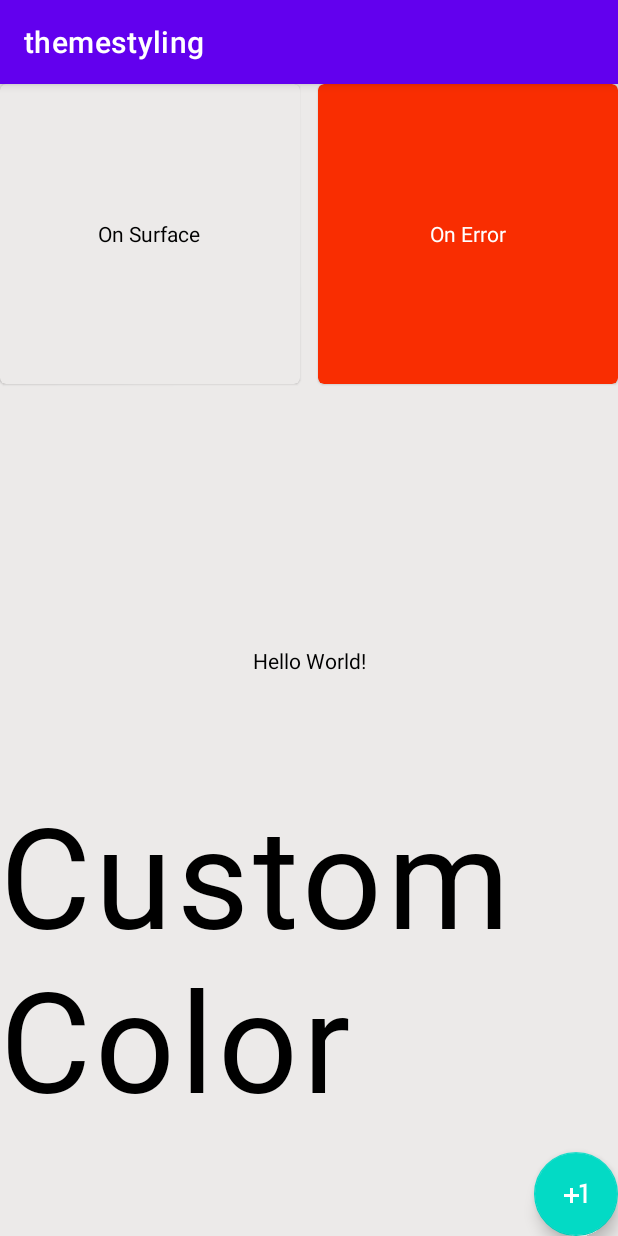
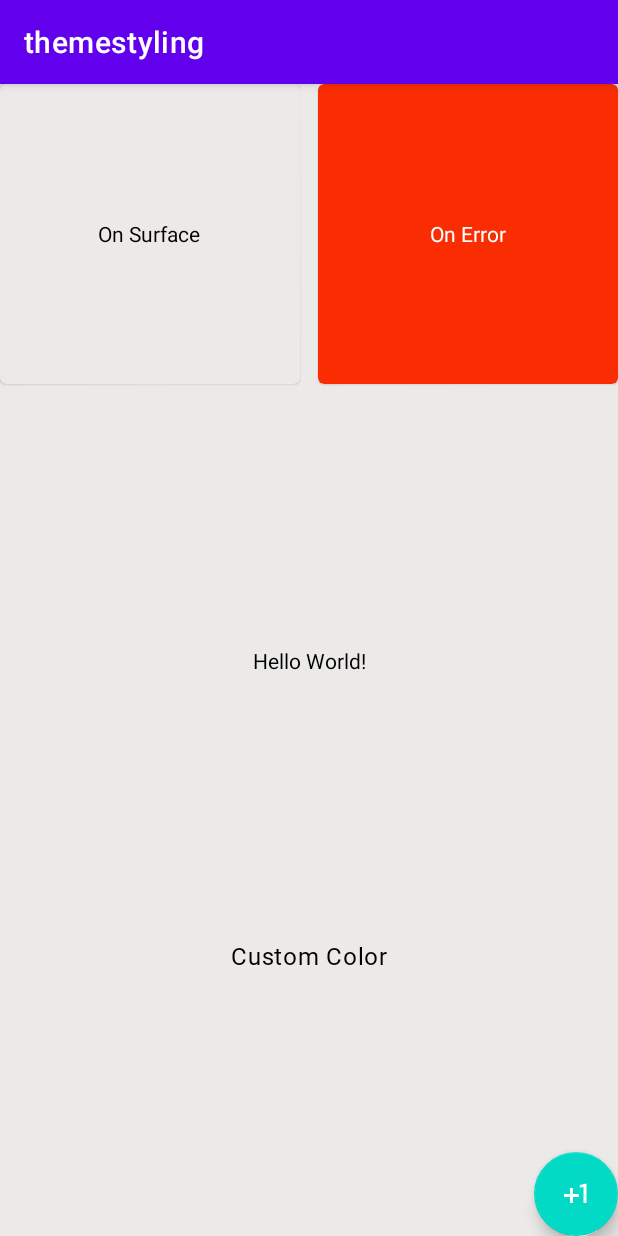
Before and after one commit to hsmnzaydn/android-theme-best-practices, an Android app: the screen it shows after launch (MainActivity), on a phone screen of 412 x 824 dp. Run offline under Robolectric (Android 15) with nearby library versions, the phone set to English and light mode, and no system bars.

```diff
--- a/app/src/main/res/values/type.xml
+++ b/app/src/main/res/values/type.xml
@@ -1,12 +1,14 @@
 <?xml version="1.0" encoding="utf-8"?>
 <resources>
+
     <style name="TextAppearance.MaterialComponents.Body1.GTC">
+        <item name="fontFamily">@font/roboto</item>
+        <item name="android:textSize">16sp</item>
+    </style>
+
+    <style name="TextAppearance.MaterialComponents.Body2.GTC">
         <item name="fontFamily">@font/roboto</item>
         <item name="android:textSize">93sp</item>
     </style>
 
-    <style name="TextAppearance.MaterialComponents.Body2.GTC">
-        <item name="fontFamily">@font/roboto</item>
-        <item name="android:textSize">16sp</item>
-    </style>
 </resources>
```
